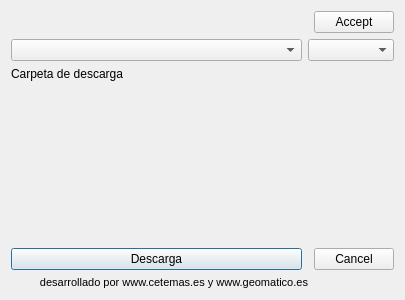
geomatico/qgis-sigpac, file ui/main_window.ui: the form before one commit.
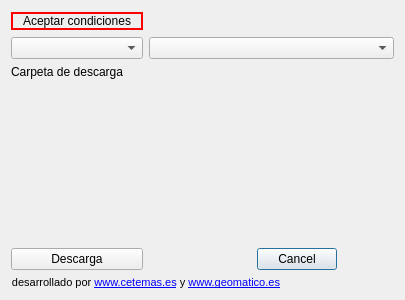
The form after the commit. Custom widgets are drawn as their Qt base class.

Commit message:
COD-51 | Form (#2)
* usar directorio de descarga

* reformat UI, accept conditions colors, warnings

* mas gestion de errores

```diff
--- a/ui/main_window.ui
+++ b/ui/main_window.ui
@@ -14,10 +14,41 @@
    <string>SIGPAC Downloader</string>
   </property>
   <layout class="QGridLayout" name="gridLayout">
-   <item row="3" column="0" colspan="2">
-    <widget class="QgsFileWidget" name="mQgsFileWidget">
-     <property name="storageMode">
-      <enum>QgsFileWidget::GetDirectory</enum>
+   <item row="8" column="0" colspan="2">
+    <widget class="QLabel" name="providerLabel">
+     <property name="font">
+      <font>
+       <pointsize>8</pointsize>
+      </font>
+     </property>
+     <property name="text">
+      <string>desarrollado por &lt;a href='www.cetemas.es'&gt;www.cetemas.es&lt;/a&gt; y &lt;a href='www.geomatico.es'&gt;www.geomatico.es&lt;/a&gt;</string>
+     </property>
+     <property name="alignment">
+      <set>Qt::AlignRight|Qt::AlignTrailing|Qt::AlignVCenter</set>
+     </property>
+     <property name="openExternalLinks">
+      <bool>true</bool>
+     </property>
+    </widget>
+   </item>
+   <item row="6" column="0">
+    <widget class="QLabel" name="label">
+     <property name="autoFillBackground">
+      <bool>false</bool>
+     </property>
+     <property name="text">
+      <string/>
+     </property>
+    </widget>
+   </item>
+   <item row="7" column="1" colspan="2">
+    <widget class="QDialogButtonBox" name="btnCancel">
+     <property name="orientation">
+      <enum>Qt::Horizontal</enum>
+     </property>
+     <property name="standardButtons">
+      <set>QDialogButtonBox::Cancel</set>
      </property>
     </widget>
    </item>
@@ -31,9 +62,6 @@
    <item row="1" column="0">
     <widget class="QComboBox" name="comboBox_province"/>
    </item>
-   <item row="1" column="1" colspan="2">
-    <widget class="QComboBox" name="comboBox_municipality"/>
-   </item>
    <item row="2" column="0">
     <widget class="QLabel" name="label_2">
      <property name="text">
@@ -41,23 +69,6 @@
      </property>
     </widget>
    </item>
-   <item row="0" column="2">
-    <widget class="QPushButton" name="btnOpenBrowser">
-     <property name="text">
-      <string>Accept</string>
-     </property>
-    </widget>
-   </item>
-   <item row="7" column="1" colspan="2">
-    <widget class="QDialogButtonBox" name="btnCancel">
-     <property name="orientation">
-      <enum>Qt::Horizontal</enum>
-     </property>
-     <property name="standardButtons">
-      <set>QDialogButtonBox::Cancel</set>
-     </property>
-    </widget>
-   </item>
    <item row="5" column="2">
     <spacer name="verticalSpacer">
      <property name="orientation">
@@ -72,6 +83,16 @@
     </spacer>
    </item>
    <item row="0" column="0">
+    <widget class="QPushButton" name="btnOpenBrowser">
+     <property name="styleSheet">
+      <string notr="true">border: 2px solid red;</string>
+     </property>
+     <property name="text">
+      <string>Aceptar condiciones</string>
+     </property>
+    </widget>
+   </item>
+   <item row="0" column="1" colspan="3">
     <spacer name="horizontalSpacer">
      <property name="orientation">
       <enum>Qt::Horizontal</enum>
@@ -84,30 +105,8 @@
      </property>
     </spacer>
    </item>
-   <item row="8" column="0" colspan="2">
-    <widget class="QLabel" name="label_3">
-     <property name="font">
-      <font>
-       <pointsize>8</pointsize>
-      </font>
-     </property>
-     <property name="text">
-      <string>desarrollado por www.cetemas.es y www.geomatico.es</string>
-     </property>
-     <property name="alignment">
-      <set>Qt::AlignRight|Qt::AlignTrailing|Qt::AlignVCenter</set>
-     </property>
-    </widget>
-   </item>
-   <item row="6" column="0">
-    <widget class="QLabel" name="label">
-     <property name="autoFillBackground">
-      <bool>false</bool>
-     </property>
-     <property name="text">
-      <string/>
-     </property>
-    </widget>
+   <item row="1" column="1" colspan="3">
+    <widget class="QComboBox" name="comboBox_municipality"/>
    </item>
   </layout>
  </widget>
```
Left out of the diff: 3 changed lines with no effect on the pictures. The commit also changes 1 other file.
